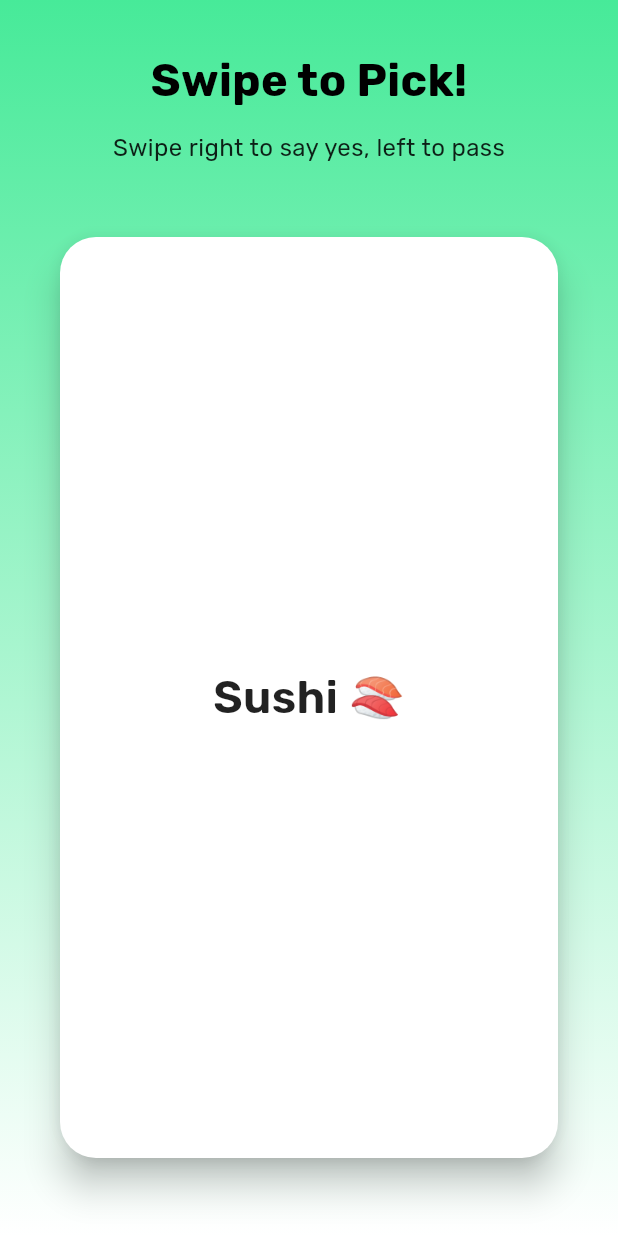
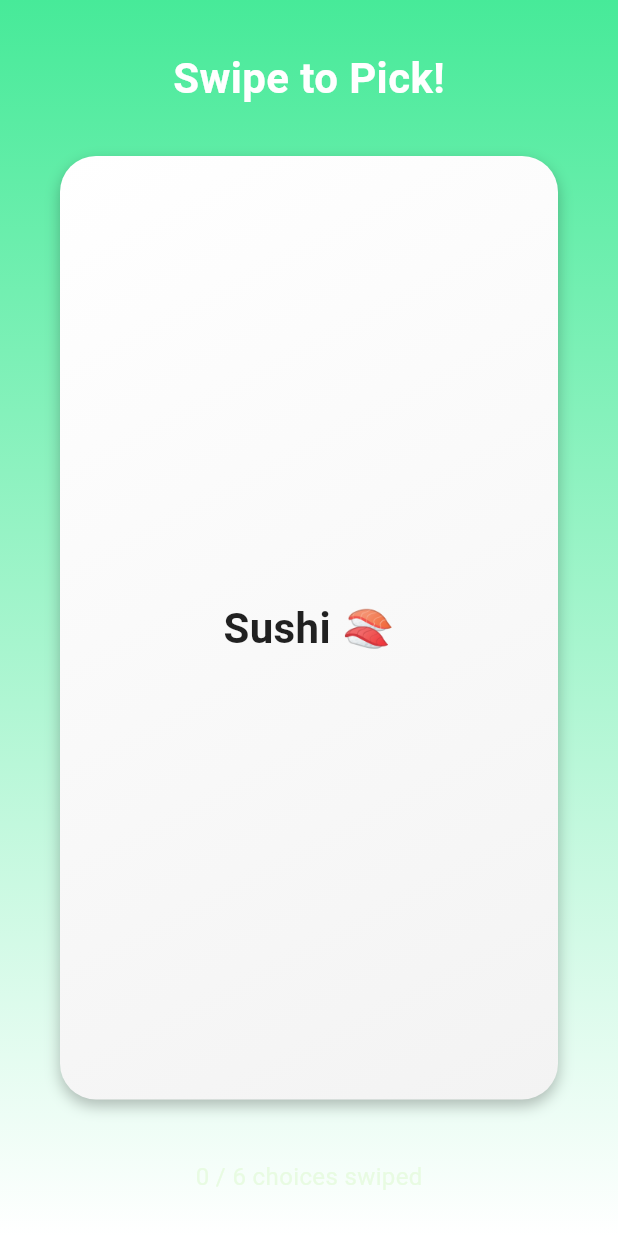
Before and after one commit to ColdBlitz101/picklnairted, a Flutter app: the SwipeScreen screen opened directly, on a phone screen of 412 x 824 dp. Run offline on Flutter 3.47's test engine with Material 3 defaults, Android fonts, the light colour scheme and no system bars; drawn by our look-alikes of swipe_cards; our stand-ins replace google_fonts.

Commit message:
swipeScreen1.3 & decisionScreen1.2

```diff
--- a/lib/screens/swipe_screen.dart
+++ b/lib/screens/swipe_screen.dart
@@ -1,6 +1,6 @@
 import 'package:flutter/material.dart';
-import 'package:google_fonts/google_fonts.dart';
 import 'package:swipe_cards/swipe_cards.dart';
+import 'decision_screen.dart';
 
 class SwipeScreen extends StatefulWidget {
   const SwipeScreen({Key? key}) : super(key: key);
@@ -21,24 +21,21 @@ class _SwipeScreenState extends State<SwipeScreen> {
 
   late final MatchEngine _matchEngine;
 
-  List<String> accepted = [];
-  List<String> rejected = [];
+  final List<String> accepted = [];
+  final List<String> rejected = [];
 
   static const Color picklGreen = Color(0xFF47EA99);
+  static const Color picklLightGreen = Color(0xFFE8FBE2);
 
   @override
   void initState() {
     super.initState();
 
-    List<SwipeItem> swipeItems = options.map((option) {
+    final swipeItems = options.map((option) {
       return SwipeItem(
         content: option,
-        likeAction: () {
-          accepted.add(option);
-        },
-        nopeAction: () {
-          rejected.add(option);
-        },
+        likeAction: () => accepted.add(option),
+        nopeAction: () => rejected.add(option),
         superlikeAction: () {},
       );
     }).toList();
@@ -52,76 +49,91 @@ class _SwipeScreenState extends State<SwipeScreen> {
       body: Container(
         decoration: const BoxDecoration(
           gradient: LinearGradient(
-            colors: [picklGreen, Colors.white],
+            colors: [Color(0xFF47EA99), Colors.white],
             begin: Alignment.topCenter,
             end: Alignment.bottomCenter,
           ),
         ),
-        padding: const EdgeInsets.symmetric(vertical: 32, horizontal: 20),
+        child: SafeArea(
+          child: Padding(
+            padding: const EdgeInsets.symmetric(horizontal: 24, vertical: 16),
             child: Column(
               children: [
-            Text(
+                const SizedBox(height: 16),
+                const Center(
+                  child: Text(
                     'Swipe to Pick!',
-              style: GoogleFonts.rubik(
-                fontSize: 30,
+                    style: TextStyle(
+                      fontSize: 28,
                       fontWeight: FontWeight.bold,
-                color: Colors.black,
+                      color: Colors.white,
                     ),
                   ),
-            const SizedBox(height: 12),
-            Text(
-              'Swipe right to say yes, left to pass',
-              style: GoogleFonts.rubik(
-                fontSize: 16,
-                color: Colors.black87,
                 ),
-              textAlign: TextAlign.center,
-            ),
-            const SizedBox(height: 28),
+                const SizedBox(height: 16),
                 Expanded(
                   child: SwipeCards(
                     matchEngine: _matchEngine,
                     itemBuilder: (BuildContext context, int index) {
                       final option = options[index];
-                  return Card(
-                    shape: RoundedRectangleBorder(
+                      return Container(
+                        decoration: BoxDecoration(
                           borderRadius: BorderRadius.circular(24),
+                          gradient: const LinearGradient(
+                            colors: [Colors.white, Color(0xFFF3F3F3)],
+                            begin: Alignment.topLeft,
+                            end: Alignment.bottomRight,
                           ),
-                    color: Colors.white,
-                    elevation: 10,
+                          boxShadow: [
+                            BoxShadow(
+                              color: Colors.black26,
+                              blurRadius: 8,
+                              offset: Offset(0, 4),
+                            ),
+                          ],
+                        ),
+                        padding: const EdgeInsets.all(32),
                         child: Center(
                           child: Text(
                             option,
-                        style: GoogleFonts.rubik(
-                          fontSize: 30,
-                          fontWeight: FontWeight.w600,
+                            style: const TextStyle(
+                              fontSize: 28,
+                              fontWeight: FontWeight.bold,
                               color: Colors.black87,
                             ),
+                            textAlign: TextAlign.center,
                           ),
                         ),
                       );
                     },
                     onStackFinished: () {
-                  ScaffoldMessenger.of(context).showSnackBar(
-                    SnackBar(
-                      content: Text(
-                        'All done!\n✅ Yes: ${accepted.join(", ")}\n❌ No: ${rejected.join(", ")}',
-                        style: GoogleFonts.rubik(fontSize: 14),
+                      Navigator.pushReplacement(
+                        context,
+                        MaterialPageRoute(
+                          builder: (context) => DecisionScreen(
+                            accepted: accepted,
+                            rejected: rejected,
                           ),
-                      backgroundColor: Colors.black87,
-                      duration: const Duration(seconds: 5),
-                      behavior: SnackBarBehavior.floating,
                         ),
                       );
                     },
-                itemChanged: (SwipeItem item, int index) {
-                  // Optional: do something
-                },
+                    itemChanged: (SwipeItem item, int index) {},
                     upSwipeAllowed: false,
                     fillSpace: true,
                   ),
                 ),
+                const SizedBox(height: 24),
+                Text(
+                  '${accepted.length + rejected.length} / ${options.length} choices swiped',
+                  style: const TextStyle(
+                    color: picklLightGreen,
+                    fontSize: 16,
+                  ),
+                ),
+                const SizedBox(height: 12),
               ],
+            ),
+          ),
         ),
       ),
     );
```
Also changed, not shown: lib/screens/decision_screen.dart (+40 -27 lines). Lines whose indentation alone changed are shown as unchanged.
